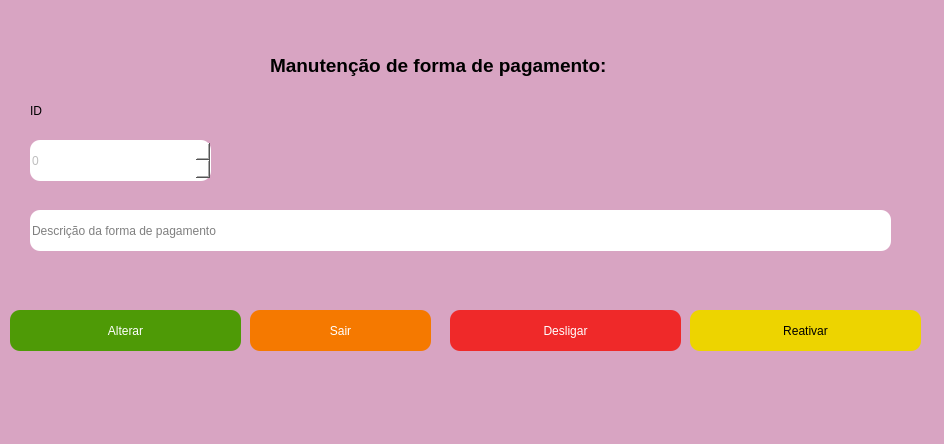
Qt form telas_duda/manut_fpag.ui (JVwolfart/PROJETO-SALAO-JOVEM-PROGRAMADOR) before a commit.
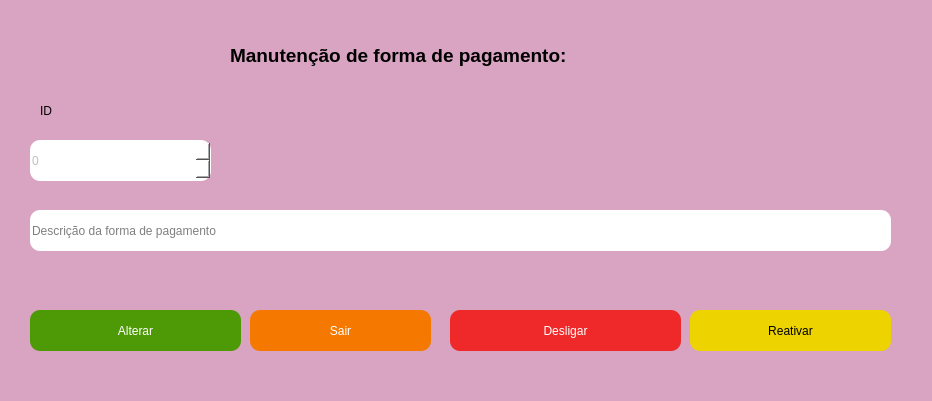
The same form after that commit.

```diff
--- a/telas_duda/manut_fpag.ui
+++ b/telas_duda/manut_fpag.ui
@@ -12,10 +12,22 @@
    <rect>
     <x>0</x>
     <y>0</y>
-    <width>944</width>
-    <height>444</height>
+    <width>932</width>
+    <height>401</height>
    </rect>
   </property>
+  <property name="minimumSize">
+   <size>
+    <width>932</width>
+    <height>401</height>
+   </size>
+  </property>
+  <property name="maximumSize">
+   <size>
+    <width>942</width>
+    <height>411</height>
+   </size>
+  </property>
   <property name="font">
    <font>
     <pointsize>14</pointsize>
@@ -62,9 +74,9 @@
    <widget class="QPushButton" name="BtnAlterar">
     <property name="geometry">
      <rect>
-      <x>10</x>
+      <x>30</x>
       <y>310</y>
-      <width>231</width>
+      <width>211</width>
       <height>41</height>
      </rect>
     </property>
@@ -140,12 +152,17 @@
    <widget class="QLabel" name="label">
     <property name="geometry">
      <rect>
-      <x>30</x>
+      <x>40</x>
       <y>100</y>
       <width>171</width>
       <height>22</height>
      </rect>
     </property>
+    <property name="font">
+     <font>
+      <pointsize>9</pointsize>
+     </font>
+    </property>
     <property name="text">
      <string>ID</string>
     </property>
@@ -155,7 +172,7 @@
      <rect>
       <x>690</x>
       <y>310</y>
-      <width>231</width>
+      <width>201</width>
       <height>41</height>
      </rect>
     </property>
@@ -206,8 +223,8 @@
    <widget class="QLabel" name="label_4">
     <property name="geometry">
      <rect>
-      <x>270</x>
-      <y>40</y>
+      <x>230</x>
+      <y>30</y>
       <width>501</width>
       <height>51</height>
      </rect>
```
